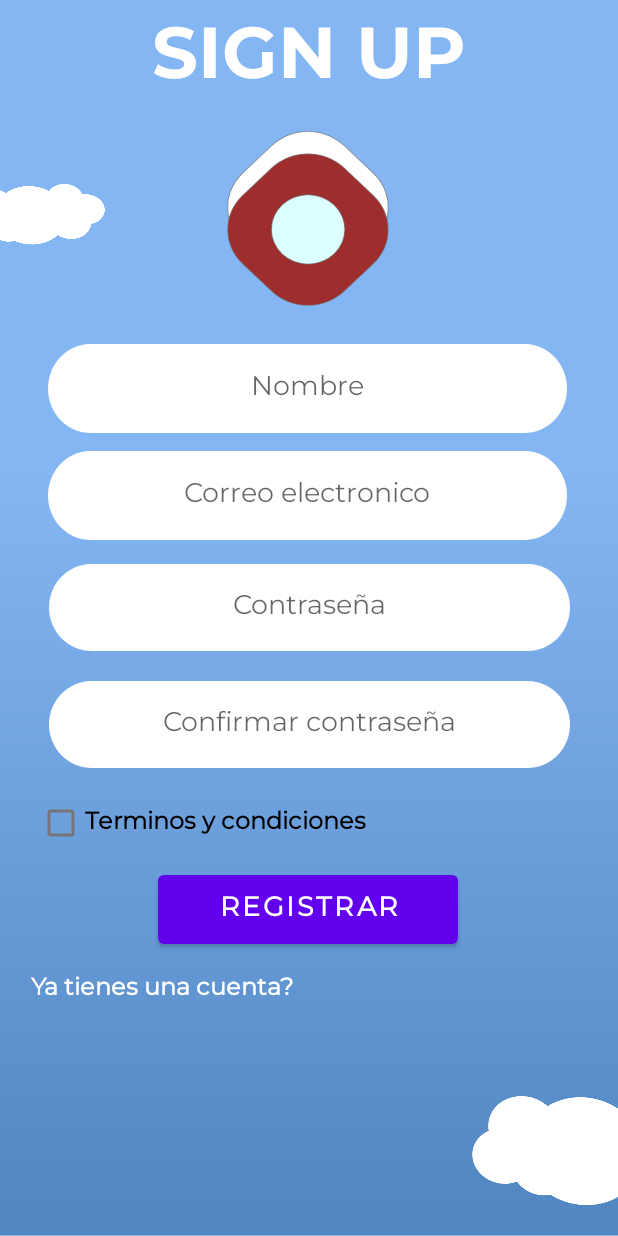
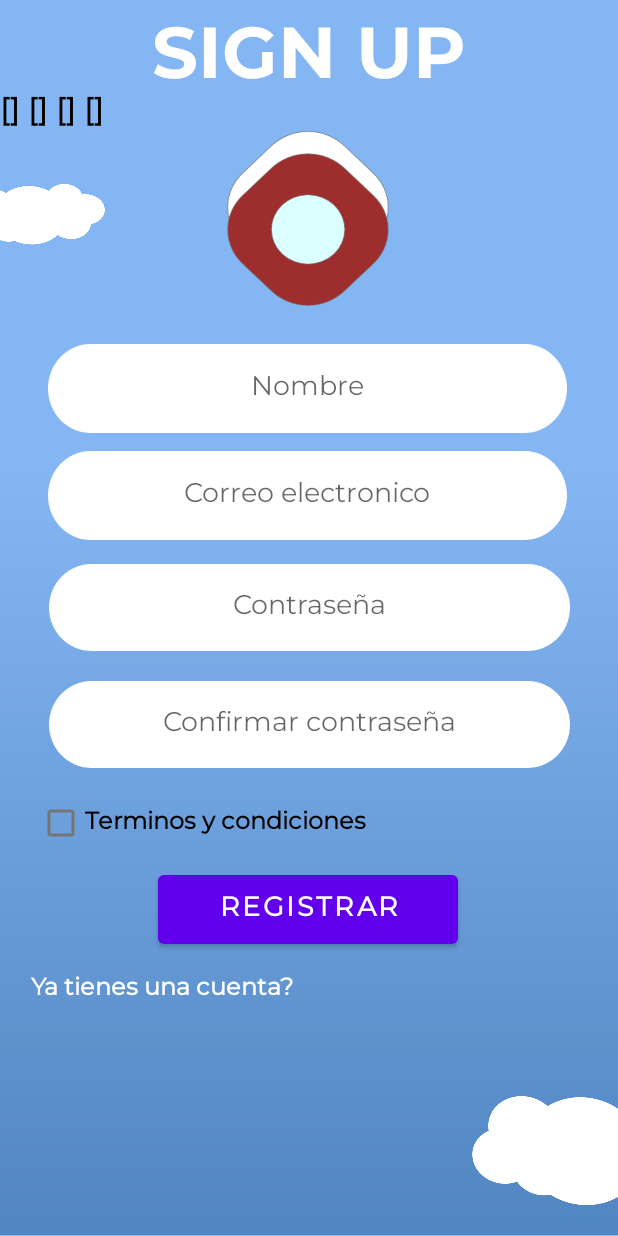
Before and after one commit to Osvaldo2911/CRUD_TBD, an Android app: the Activity_Registro screen opened directly, with no data from a screen before it, after a tap on "REGISTRAR", on a phone screen of 412 x 824 dp. Run offline under Robolectric (Android 15) with nearby library versions, the phone set to English and light mode, and no system bars; our stand-ins replace Room's generated code.

Commit message:
Error de funcionalidad, limitando

```diff
--- a/app/src/main/java/ConexionBD/Conexion.java
+++ b/app/src/main/java/ConexionBD/Conexion.java
@@ -6,7 +6,9 @@ import androidx.room.Database;
 import androidx.room.Room;
 import androidx.room.RoomDatabase;
 
-import DAO.UsuarioDAO;
+import DAO.clienteDAO;
+import DAO.historialDAO;
+import DAO.usuarioDAO;
 import Modelo.ClienteT;
 import Modelo.HistorialT;
 import Modelo.UsuarioT;
@@ -16,11 +18,13 @@ import Modelo.UsuarioT;
 
 public abstract class Conexion extends RoomDatabase {
 
-    public abstract UsuarioDAO usuarioDAO();
+    public abstract usuarioDAO usuarioDAO();
+    public abstract clienteDAO clienteDAO();
+    public abstract historialDAO historialDAO();
 
     private static Conexion INSTANCE;
 
-    private static RoomDatabase.Callback CALLBACK = null;
+    //private static RoomDatabase.Callback CALLBACK = null;
 
     public static Conexion gettAppDatabase(Context context){
 
--- a/app/src/main/java/DAO/clienteDAO.java
+++ b/app/src/main/java/DAO/clienteDAO.java
@@ -11,23 +11,24 @@ import Modelo.ClienteT;
 
 @Dao
 public interface clienteDAO {
-
+/*
     @Query("SELECT * FROM ClienteT WHERE clientNo=:clientNo")
-    public ClienteT buscarUsuario(String clientNo);
+    public ClienteT buscarCliente(String clientNo);
 
     //Altas
     @Insert
-    public void insertarUsuario(ClienteT alum);
+    public void insertarCliente(ClienteT alum);
 
     @Query("delete from ClienteT where ClientNo=:clientNo")
-    public ClienteT eliminarUsuario(String clientNo);
+    public void eliminarCliente(String clientNo);
 
     @Query("update ClienteT set fName=:fName,lName=:lName,telNo=:telNo,prefType=:prefType,maxRent=:maxRent where clientNo=:clientNo")
-    public ClienteT modificarUsuario(String clientNo, String fName, String lName, String telNo, String prefType, String maxRent);
+    public void modificarCliente(String clientNo, String fName, String lName, String telNo, String prefType, String maxRent);
 
     @Query("SELECT * FROM ClienteT")
-    public List<ClienteT> obtenerTodos();
+    public List<ClienteT> obtenerTodosClientes();
 
     @Query("Select * from ClienteT where ClientNo LIKE '%' + ClientNo=:clientNo + '%' AND fName LIKE '%' + fName=:fName + '%' AND lName LIKE '%' + lName=:lName+'%' AND telNo LIKE '%'+ telNo=:telNo + '%' AND prefType LIKE '%'+ prefType=:prefType +'%' AND maxRent LIKE '%' + maxRent=:maxRent +'%';")
-    public List<ClienteT> obtenerPersonalizado(String clientNo, String fName, String lName, String telNo, String prefType, String maxRent);
+    public List<ClienteT> obtenerClientePersonalizado(String clientNo, String fName, String lName, String telNo, String prefType, String maxRent);
+*/
 }
--- a/app/src/main/java/DAO/historialDAO.java
+++ b/app/src/main/java/DAO/historialDAO.java
@@ -10,17 +10,19 @@ import Modelo.HistorialT;
 
 @Dao
 public interface historialDAO {
-
+/*
     @Query("SELECT * FROM HistorialT WHERE cliente=:clientNo")
-    public HistorialT buscarUsuario(String clientNo);
+    public HistorialT buscarHistorial(String clientNo);
 
     //Altas
     @Insert
     public void insertarUsuarioHistorial(HistorialT alum);
 
     @Query("delete from HistorialT where cliente=:clientNo")
-    public HistorialT eliminarUsHistorial(String clientNo);
+    public void eliminarUsHistorial(String clientNo);
 
     @Query("SELECT * FROM HistorialT")
     public List<HistorialT> obtenerTodosHistorial();
+
+ */
 }
--- /dev/null
+++ b/app/src/main/java/DAO/usuarioDAO.java
@@ -0,0 +1,24 @@
+package DAO;
+
+import androidx.room.Dao;
+import androidx.room.Insert;
+import androidx.room.Query;
+import Modelo.UsuarioT;
+
+@Dao
+public interface usuarioDAO {
+
+    @Query("SELECT * FROM UsuarioT WHERE userName=:nomUser AND contraseña=:contraseña")
+    public UsuarioT buscarUsuario(String nomUser, String contraseña);
+
+    //Altas
+    @Insert
+    public void insertarUsuario(UsuarioT usuarioT);
+
+    @Query("delete from UsuarioT where userName=:user")
+    public void eliminarUsuario(String user);
+
+    @Query("update UsuarioT set nombre=:nombreN,userName=:nomUser,contraseña=:con where userName=:nomUser")
+    public void modificarUsuario(String nombreN, String nomUser, String con);
+
+}
--- a/app/src/main/java/Modelo/HistorialT.java
+++ b/app/src/main/java/Modelo/HistorialT.java
@@ -8,6 +8,7 @@ import androidx.room.PrimaryKey;
 public class HistorialT {
     @NonNull
     String usuario;
+    @PrimaryKey
     @NonNull
     String cliente;
     @NonNull
--- a/app/src/main/java/com/example/crud_tbd/Activity_Registro.java
+++ b/app/src/main/java/com/example/crud_tbd/Activity_Registro.java
@@ -5,6 +5,7 @@ import androidx.appcompat.app.AppCompatActivity;
 
 import android.content.Intent;
 import android.os.Bundle;
+import android.util.Log;
 import android.view.MotionEvent;
 import android.view.*;
 import android.widget.Button;
@@ -13,21 +14,26 @@ import android.widget.EditText;
 import android.widget.TextView;
 import android.widget.Toast;
 
+import ConexionBD.Conexion;
+import Modelo.UsuarioT;
+
 public class Activity_Registro extends AppCompatActivity implements View.OnTouchListener {
-    TextView a;
+    TextView a,resultados;
      Button registro;
      EditText nombre, user, contra, confirmar;
      CheckBox terminos;
+    String nom,email,cn,cnc;
+    Conexion conexion;
 
     @Override
     protected void onCreate(Bundle savedInstanceState) {
         super.onCreate(savedInstanceState);
         setContentView(R.layout.activity_registro);
 
-        a=(TextView) findViewById(R.id.lbl_iniciaSesion);
+        a=findViewById(R.id.lbl_iniciaSesion);
         a.setOnTouchListener(this);
 
-        registro = (Button) findViewById(R.id.btn_registrar);
+        registro = findViewById(R.id.btn_registrar);
 
         nombre = findViewById(R.id.et_NombreFullRegistro);
         user = findViewById(R.id.et_UserRegistro);
@@ -35,37 +41,77 @@ public class Activity_Registro extends AppCompatActivity implements View.OnTouch
         confirmar = findViewById(R.id.et_ps_contraConfirmarRegistrar);
         terminos = findViewById(R.id.terminosCondiciones);
 
-        registro.setOnClickListener(new View.OnClickListener() {
-            public void onClick(View v) {
-                int n = 0;
-                if (!(nombre.getText().toString().trim().equals(""))){
-                    n= n+1;
+        resultados = findViewById(R.id.lbl_resultados);
+//-------
+        conexion = Conexion.gettAppDatabase(getBaseContext());
+        nom = nombre.getText().toString();
+        email = user.getText().toString();
+        cn = contra.getText().toString().trim();
+        cnc = confirmar.getText().toString().trim();
+
+
+
+
+        //------------final
+
     }
-                if (!(user.getText().toString().trim().equals(""))){
-                    n= n+1;
+
+    public void registroBtn(View v){
+
+        resultados.setText("["+nom+"] ["+email+"] ["+cn+"] ["+cnc+"]");
+
+        //----------Inicio
+
+        new Thread(new Runnable() {
+            @Override
+            public void run() {
+
+
+
+                /*
+                boolean datosValidos =false;
+
+                if(!nom.equals("")&& !(email.equals("")) &&!cn.equals("")&&!cnc.equals("")){
+                    if(cn.equals(cnc) && terminos.isChecked()==true){
+                        if (isEmailValid(email)){
+                            datosValidos = true;
                         }
-                if (!(contra.getText().toString().trim().equals(""))){
-                    n= n+1;
                     }
-                if (!(confirmar.getText().toString().trim().equals(""))){
-                    n= n+1;
                 }
-                if (n==4 && terminos.isChecked()){
-                    //Inicio de la aplicacion
+                if (datosValidos = true){
+                    //conexion.usuarioDAO().insertarUsuario(new UsuarioT("osvaldo","OS@gmail.com","12345"));
+                    runOnUiThread(new Runnable() {
+                        @Override
+                        public void run() {
                             Toast.makeText(getApplicationContext(),
                                     "Registro con exito",
                                     Toast.LENGTH_LONG)
                                     .show();
-                    n=0;
+                        }
+                    });
                 }else{
+                    runOnUiThread(new Runnable() {
+                        @Override
+                        public void run() {
                             Toast.makeText(getApplicationContext(),
-                            "Registro fallido",
+                                    "Registro con fallido",
                                     Toast.LENGTH_LONG)
                                     .show();
                         }
+                    });
+                }
+
+
+
+                 */
+
+
             }
         });
 
+    }
+    boolean isEmailValid(CharSequence email) {
+        return android.util.Patterns.EMAIL_ADDRESS.matcher(email).matches();
     }
 
     @Override
@@ -75,4 +121,42 @@ public class Activity_Registro extends AppCompatActivity implements View.OnTouch
         }
         return false;
     }
+    /*
+    registro.setOnClickListener(new View.OnClickListener() {
+        @Override
+        public void onClick(View v) {
         }
+        });
+
+
+            if(nom.isEmpty() && us.isEmpty() && cn.isEmpty() && cnc.isEmpty() && cn.equals(cnc) && terminos.isChecked() ){
+
+                conexion.usuarioDAO().insertarUsuario(new UsuarioT(nom,us,cn));
+
+                UsuarioT a;
+                a = conexion.usuarioDAO().buscarUsuario(us,cn);
+                Log.d("Prueba", "res = "+a.getUserName()+""+a.getContraseña()+""+a.getNombre());
+
+                runOnUiThread(new Runnable() {
+                    @Override
+                    public void run() {
+                        Toast.makeText(getApplicationContext(),
+                                "Registro con exito",
+                                Toast.LENGTH_LONG)
+                                .show();
+                    }
+                });
+
+
+            }
+
+        }
+    });
+
+     */
+
+
+
+
+
+}
--- a/app/src/main/res/layout/activity_registro.xml
+++ b/app/src/main/res/layout/activity_registro.xml
@@ -53,6 +53,7 @@
         android:ems="10"
         android:fontFamily="@font/montserrat"
         android:hint="Confirmar contraseña"
+        android:digits="abcdefghijklmnopqrstuvwxyz !#$%'()*+,-./:;=?@[\]^_`{|}~ABCDEFGHIJKLMNOPQRSTUVWXYZ1234567890"
         android:inputType="textPassword"
         android:singleLine="true"
         android:textAlignment="center"
@@ -76,10 +77,12 @@
 
     <EditText
         android:id="@+id/et_ps_contraRegistrar"
+        style="@android:style/Widget.AutoCompleteTextView"
         android:layout_width="347dp"
         android:layout_height="58dp"
         android:layout_marginTop="16dp"
         android:background="@drawable/etfondo"
+        android:digits="abcdefghijklmnopqrstuvwxyz !#$%'()*+,-./:;=?@[\]^_`{|}~ABCDEFGHIJKLMNOPQRSTUVWXYZ1234567890"
         android:ems="10"
         android:fontFamily="@font/montserrat"
         android:hint="@string/hint_Contra"
@@ -96,9 +99,11 @@
         android:layout_height="59dp"
         android:layout_marginTop="12dp"
         android:background="@drawable/etfondo"
+        android:digits="abcdefghijklmnopqrstuvwxyz ABCDEFGHIJKLMNOPQRSTUVWXYZ"
         android:ems="10"
         android:fontFamily="@font/montserrat"
         android:hint="Nombre"
+        android:hintTextColor="#039BE5"
         android:inputType="textPersonName"
         android:textAlignment="center"
         android:textAllCaps="false"
@@ -134,6 +139,7 @@
         android:ems="5"
         android:fontFamily="@font/montserrat"
         android:hint="@string/hint_Email"
+        android:digits="abcdefghijklmnopqrstuvwxyz @.-_ABCDEFGHIJKLMNOPQRSTUVWXYZ1234567890"
         android:inputType="textEmailAddress"
         android:textAlignment="center"
         android:textAllCaps="false"
@@ -147,6 +153,7 @@
         android:layout_width="200dp"
         android:layout_height="58dp"
         android:fontFamily="@font/montserrat"
+        android:onClick="registroBtn"
         android:text="Registrar"
         android:textAlignment="center"
         android:textColorHighlight="#3F51B5"
@@ -167,4 +174,17 @@
         app:layout_constraintStart_toStartOf="parent"
         app:layout_constraintTop_toBottomOf="@+id/lbl_nombreRegistro" />
 
+    <TextView
+        android:id="@+id/lbl_resultados"
+        android:layout_width="359dp"
+        android:layout_height="82dp"
+        android:layout_marginTop="60dp"
+        android:fontFamily="@font/montserrat"
+        android:text="TextView"
+        android:textColor="#000000"
+        android:textSize="20sp"
+        android:textStyle="bold"
+        app:layout_constraintStart_toStartOf="parent"
+        app:layout_constraintTop_toTopOf="parent" />
+
 </androidx.constraintlayout.widget.ConstraintLayout>
```
Also changed, not shown: app/src/main/java/DAO/UsuarioDAO.java (deleted, +0 -24 lines), app/src/main/java/com/example/crud_tbd/Activity_login.java (+18 -31 lines). Lines whose indentation alone changed are shown as unchanged.
